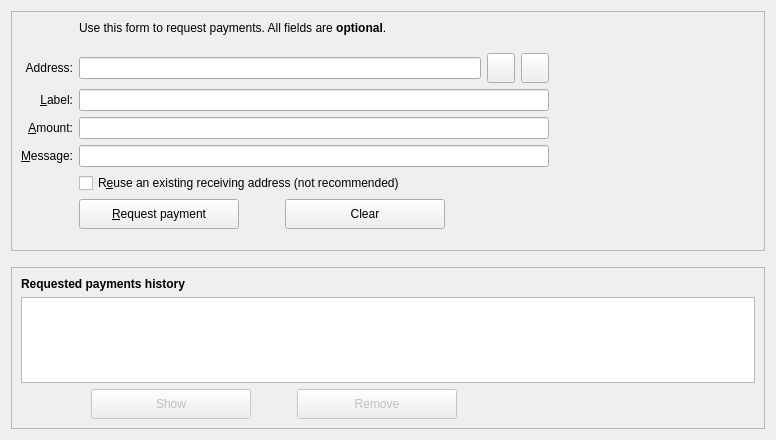
Old version of the form src/qt/forms/receivecoinsdialog.ui in the repository shaileshnift/UIDD.
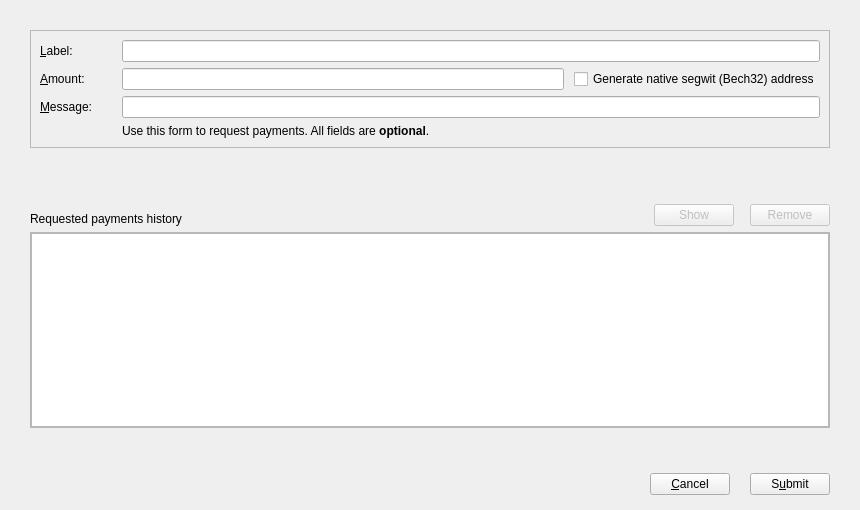
New version of the form. Icons and pictures are not drawn. Custom widgets are drawn as their Qt base class.

```diff
--- a/src/qt/forms/receivecoinsdialog.ui
+++ b/src/qt/forms/receivecoinsdialog.ui
@@ -6,53 +6,77 @@
    <rect>
     <x>0</x>
     <y>0</y>
-    <width>776</width>
-    <height>440</height>
+    <width>860</width>
+    <height>510</height>
    </rect>
   </property>
-  <layout class="QVBoxLayout" name="verticalLayout" stretch="0,0,1">
+  <property name="windowTitle">
+   <string>Request payment</string>
+  </property>
+  <layout class="QVBoxLayout" name="verticalLayout">
+   <property name="spacing">
+    <number>0</number>
+   </property>
+   <property name="leftMargin">
+    <number>0</number>
+   </property>
+   <property name="topMargin">
+    <number>0</number>
+   </property>
+   <property name="rightMargin">
+    <number>0</number>
+   </property>
+   <property name="bottomMargin">
+    <number>0</number>
+   </property>
    <item>
-    <widget class="QFrame" name="frame2">
-     <property name="sizePolicy">
-      <sizepolicy hsizetype="Preferred" vsizetype="Expanding">
-       <horstretch>0</horstretch>
-       <verstretch>0</verstretch>
-      </sizepolicy>
-     </property>
-     <property name="frameShape">
-      <enum>QFrame::StyledPanel</enum>
-     </property>
-     <property name="frameShadow">
-      <enum>QFrame::Sunken</enum>
-     </property>
+    <widget class="QWidget" name="widgetPayment" native="true">
      <layout class="QVBoxLayout" name="verticalLayout_3">
+      <property name="leftMargin">
+       <number>30</number>
+      </property>
+      <property name="topMargin">
+       <number>30</number>
+      </property>
+      <property name="rightMargin">
+       <number>30</number>
+      </property>
+      <property name="bottomMargin">
+       <number>30</number>
+      </property>
+      <item>
+       <widget class="QFrame" name="frameRequest">
+        <property name="sizePolicy">
+         <sizepolicy hsizetype="Preferred" vsizetype="Fixed">
+          <horstretch>0</horstretch>
+          <verstretch>0</verstretch>
+         </sizepolicy>
+        </property>
+        <property name="frameShape">
+         <enum>QFrame::StyledPanel</enum>
+        </property>
+        <property name="frameShadow">
+         <enum>QFrame::Sunken</enum>
+        </property>
+        <layout class="QHBoxLayout" name="horizontalLayout_4">
+         <property name="leftMargin">
+          <number>9</number>
+         </property>
+         <property name="topMargin">
+          <number>9</number>
+         </property>
+         <property name="rightMargin">
+          <number>9</number>
+         </property>
+         <property name="bottomMargin">
+          <number>9</number>
+         </property>
       <item>
        <layout class="QGridLayout" name="gridLayout">
-        <item row="8" column="2">
-         <widget class="QCheckBox" name="reuseAddress">
-          <property name="toolTip">
-           <string>Reuse one of the previously used receiving addresses. Reusing addresses has security and privacy issues. Do not use this unless re-generating a payment request made before.</string>
-          </property>
-          <property name="text">
-           <string>R&amp;euse an existing receiving address (not recommended)</string>
-          </property>
-         </widget>
-        </item>
-        <item row="7" column="2">
-         <widget class="QLineEdit" name="reqMessage">
-          <property name="toolTip">
-           <string>An optional message to attach to the payment request, which will be displayed when the request is opened. Note: The message will not be sent with the payment over the Uidd network.</string>
-          </property>
-         </widget>
-        </item>
-        <item row="2" column="2">
-         <widget class="QLabel" name="label_5">
-          <property name="text">
-           <string>Use this form to request payments. All fields are &lt;b&gt;optional&lt;/b&gt;.</string>
-          </property>
-         </widget>
-        </item>
-        <item row="5" column="0">
+           <property name="horizontalSpacing">
+            <number>15</number>
+           </property>
+           <item row="3" column="0">
          <widget class="QLabel" name="label_2">
           <property name="toolTip">
            <string>An optional label to associate with the new receiving address.</string>
@@ -60,65 +84,12 @@
           <property name="text">
            <string>&amp;Label:</string>
           </property>
-          <property name="alignment">
-           <set>Qt::AlignRight|Qt::AlignTrailing|Qt::AlignVCenter</set>
-          </property>
           <property name="buddy">
            <cstring>reqLabel</cstring>
           </property>
          </widget>
         </item>
-        <item row="9" column="0">
-         <widget class="QLabel" name="label_7">
-          <property name="text">
-           <string/>
-          </property>
-         </widget>
-        </item>
-        <item row="6" column="0">
-         <widget class="QLabel" name="label">
-          <property name="toolTip">
-           <string>An optional amount to request. Leave this empty or zero to not request a specific amount.</string>
-          </property>
-          <property name="text">
-           <string>&amp;Amount:</string>
-          </property>
-          <property name="alignment">
-           <set>Qt::AlignRight|Qt::AlignTrailing|Qt::AlignVCenter</set>
-          </property>
-          <property name="buddy">
-           <cstring>reqAmount</cstring>
-          </property>
-         </widget>
-        </item>
-        <item row="6" column="2">
-         <widget class="BitcoinAmountField" name="reqAmount">
-          <property name="minimumSize">
-           <size>
-            <width>80</width>
-            <height>0</height>
-           </size>
-          </property>
-          <property name="toolTip">
-           <string>An optional amount to request. Leave this empty or zero to not request a specific amount.</string>
-          </property>
-         </widget>
-        </item>
-        <item row="5" column="2">
-         <widget class="QLineEdit" name="reqLabel">
-          <property name="toolTip">
-           <string>An optional label to associate with the new receiving address.</string>
-          </property>
-         </widget>
-        </item>
-        <item row="8" column="0">
-         <widget class="QLabel" name="label_4">
-          <property name="text">
-           <string/>
-          </property>
-         </widget>
-        </item>
-        <item row="7" column="0">
+           <item row="5" column="0">
          <widget class="QLabel" name="label_3">
           <property name="toolTip">
            <string>An optional message to attach to the payment request, which will be displayed when the request is opened. Note: The message will not be sent with the payment over the Uidd network.</string>
@@ -126,167 +97,109 @@
           <property name="text">
            <string>&amp;Message:</string>
           </property>
-          <property name="alignment">
-           <set>Qt::AlignRight|Qt::AlignTrailing|Qt::AlignVCenter</set>
-          </property>
           <property name="buddy">
            <cstring>reqMessage</cstring>
           </property>
          </widget>
         </item>
-        <item row="9" column="2">
-         <layout class="QHBoxLayout" name="horizontalLayout">
-          <item>
-           <widget class="QPushButton" name="receiveButton">
-            <property name="minimumSize">
-             <size>
-              <width>160</width>
-              <height>30</height>
-             </size>
-            </property>
-            <property name="text">
-             <string>&amp;Request payment</string>
-            </property>
-            <property name="icon">
-             <iconset resource="../bitcoin.qrc">
-              <normaloff>:/icons/receiving_addresses</normaloff>:/icons/receiving_addresses</iconset>
-            </property>
-           </widget>
-          </item>
-          <item>
-           <spacer name="horizontalSpacer_5">
-            <property name="orientation">
-             <enum>Qt::Horizontal</enum>
-            </property>
-            <property name="sizeType">
-             <enum>QSizePolicy::Fixed</enum>
-            </property>
-            <property name="sizeHint" stdset="0">
-             <size>
-              <width>40</width>
-              <height>20</height>
-             </size>
-            </property>
-           </spacer>
-          </item>
-          <item>
-           <widget class="QPushButton" name="clearButton">
-            <property name="sizePolicy">
-             <sizepolicy hsizetype="Minimum" vsizetype="Fixed">
-              <horstretch>0</horstretch>
-              <verstretch>0</verstretch>
-             </sizepolicy>
-            </property>
-            <property name="minimumSize">
-             <size>
-              <width>160</width>
-              <height>30</height>
-             </size>
-            </property>
+           <item row="5" column="2">
+            <widget class="QLineEdit" name="reqMessage">
             <property name="toolTip">
-             <string>Clear all fields of the form.</string>
-            </property>
-            <property name="text">
-             <string>Clear</string>
-            </property>
-            <property name="icon">
-             <iconset resource="../bitcoin.qrc">
-              <normaloff>:/icons/remove</normaloff>:/icons/remove</iconset>
-            </property>
-            <property name="autoDefault">
-             <bool>false</bool>
-            </property>
-           </widget>
-          </item>
-          <item>
-           <spacer name="horizontalSpacer">
-            <property name="orientation">
-             <enum>Qt::Horizontal</enum>
-            </property>
-            <property name="sizeHint" stdset="0">
-             <size>
-              <width>40</width>
-              <height>20</height>
-             </size>
-            </property>
-           </spacer>
-          </item>
-         </layout>
-        </item>
-        <item row="2" column="3" rowspan="9">
-         <widget class="QRImageWidget" name="lblQRCode">
-          <property name="minimumSize">
-           <size>
-            <width>200</width>
-            <height>220</height>
-           </size>
-          </property>
-          <property name="maximumSize">
-           <size>
-            <width>200</width>
-            <height>220</height>
-           </size>
-          </property>
-          <property name="text">
-           <string/>
+              <string>An optional message to attach to the payment request, which will be displayed when the request is opened. Note: The message will not be sent with the payment over the Uidd network.</string>
+             </property>
+            </widget>
+           </item>
+           <item row="3" column="2">
+            <widget class="QLineEdit" name="reqLabel">
+             <property name="toolTip">
+              <string>An optional label to associate with the new receiving address.</string>
           </property>
          </widget>
         </item>
         <item row="4" column="0">
-         <widget class="QLabel" name="label_8">
+            <widget class="QLabel" name="label">
+             <property name="toolTip">
+              <string>An optional amount to request. Leave this empty or zero to not request a specific amount.</string>
+             </property>
           <property name="text">
-           <string>Address:</string>
-          </property>
-          <property name="alignment">
-           <set>Qt::AlignRight|Qt::AlignTrailing|Qt::AlignVCenter</set>
+              <string>&amp;Amount:</string>
+             </property>
+             <property name="buddy">
+              <cstring>reqAmount</cstring>
           </property>
          </widget>
         </item>
         <item row="4" column="2">
-         <layout class="QHBoxLayout" name="horizontalLayout_3">
+            <layout class="QHBoxLayout" name="horizontalLayout_5">
+             <property name="spacing">
+              <number>10</number>
+             </property>
           <item>
-           <widget class="QLineEdit" name="leAddress"/>
-          </item>
-          <item>
-           <widget class="QToolButton" name="copyAddressButton">
+              <widget class="BitcoinAmountField" name="reqAmount">
+               <property name="sizePolicy">
+                <sizepolicy hsizetype="Expanding" vsizetype="Fixed">
+                 <horstretch>0</horstretch>
+                 <verstretch>0</verstretch>
+                </sizepolicy>
+               </property>
             <property name="minimumSize">
              <size>
-              <width>28</width>
-              <height>30</height>
-             </size>
-            </property>
-            <property name="maximumSize">
-             <size>
-              <width>20</width>
-              <height>30</height>
-             </size>
-            </property>
-            <property name="text">
-             <string/>
+                 <width>80</width>
+                 <height>0</height>
+                </size>
+               </property>
+               <property name="toolTip">
+                <string>An optional amount to request. Leave this empty or zero to not request a specific amount.</string>
             </property>
            </widget>
           </item>
           <item>
-           <widget class="QToolButton" name="refreshButton">
-            <property name="minimumSize">
-             <size>
-              <width>28</width>
-              <height>30</height>
-             </size>
+              <widget class="QCheckBox" name="useBech32">
+               <property name="sizePolicy">
+                <sizepolicy hsizetype="Fixed" vsizetype="Fixed">
+                 <horstretch>0</horstretch>
+                 <verstretch>0</verstretch>
+                </sizepolicy>
             </property>
             <property name="maximumSize">
              <size>
-              <width>20</width>
-              <height>30</height>
-             </size>
-            </property>
+                 <width>1000</width>
+                 <height>16777215</height>
+                </size>
+               </property>
+               <property name="focusPolicy">
+                <enum>Qt::StrongFocus</enum>
+               </property>
+               <property name="toolTip">
+                <string>Native segwit addresses (aka Bech32 or BIP-173) reduce your transaction fees later on and offer better protection against typos, but old wallets don't support them. When unchecked, an address compatible with older wallets will be created instead.</string>
+               </property>
             <property name="text">
-             <string/>
+                <string>Generate native segwit (Bech32) address</string>
             </property>
            </widget>
           </item>
          </layout>
         </item>
+           <item row="7" column="0" colspan="3">
+            <spacer name="verticalSpacer">
+             <property name="orientation">
+              <enum>Qt::Vertical</enum>
+             </property>
+             <property name="sizeHint" stdset="0">
+              <size>
+               <width>20</width>
+               <height>0</height>
+              </size>
+             </property>
+            </spacer>
+           </item>
+           <item row="6" column="2">
+            <widget class="QLabel" name="label_5">
+             <property name="text">
+              <string>Use this form to request payments. All fields are &lt;b&gt;optional&lt;/b&gt;.</string>
+             </property>
+            </widget>
+           </item>
        </layout>
       </item>
      </layout>
@@ -297,64 +210,42 @@
      <property name="orientation">
       <enum>Qt::Vertical</enum>
      </property>
+        <property name="sizeType">
+         <enum>QSizePolicy::Fixed</enum>
+        </property>
      <property name="sizeHint" stdset="0">
       <size>
-       <width>20</width>
-       <height>10</height>
+          <width>10</width>
+          <height>50</height>
       </size>
      </property>
     </spacer>
    </item>
    <item>
-    <widget class="QFrame" name="frame">
-     <property name="sizePolicy">
-      <sizepolicy hsizetype="Preferred" vsizetype="Expanding">
-       <horstretch>0</horstretch>
-       <verstretch>0</verstretch>
-      </sizepolicy>
-     </property>
-     <property name="frameShape">
-      <enum>QFrame::StyledPanel</enum>
-     </property>
-     <property name="frameShadow">
-      <enum>QFrame::Raised</enum>
-     </property>
-     <layout class="QVBoxLayout" name="verticalLayout_2">
+       <layout class="QHBoxLayout" name="horizontalLayout_2">
       <item>
        <widget class="QLabel" name="label_6">
         <property name="font">
          <font>
-          <weight>75</weight>
-          <bold>true</bold>
+            <weight>50</weight>
+            <bold>false</bold>
          </font>
         </property>
         <property name="text">
          <string>Requested payments history</string>
         </property>
-       </widget>
-      </item>
-      <item>
-       <widget class="QTableView" name="recentRequestsView">
-        <property name="contextMenuPolicy">
-         <enum>Qt::CustomContextMenu</enum>
-        </property>
-        <property name="tabKeyNavigation">
-         <bool>false</bool>
-        </property>
-        <property name="sortingEnabled">
-         <bool>true</bool>
-        </property>
-       </widget>
-      </item>
-      <item>
-       <layout class="QHBoxLayout" name="horizontalLayout_2">
+          <property name="alignment">
+           <set>Qt::AlignBottom|Qt::AlignLeading|Qt::AlignLeft</set>
+          </property>
+         </widget>
+        </item>
         <item>
          <spacer name="horizontalSpacer_3">
           <property name="orientation">
            <enum>Qt::Horizontal</enum>
           </property>
           <property name="sizeType">
-           <enum>QSizePolicy::Fixed</enum>
+           <enum>QSizePolicy::Expanding</enum>
           </property>
           <property name="sizeHint" stdset="0">
            <size>
@@ -369,12 +260,6 @@
           <property name="enabled">
            <bool>false</bool>
           </property>
-          <property name="minimumSize">
-           <size>
-            <width>160</width>
-            <height>30</height>
-           </size>
-          </property>
           <property name="toolTip">
            <string>Show the selected request (does the same as double clicking an entry)</string>
           </property>
@@ -383,7 +268,13 @@
           </property>
           <property name="icon">
            <iconset resource="../bitcoin.qrc">
-            <normaloff>:/icons/edit</normaloff>:/icons/edit</iconset>
+            <normaloff>:/icons/show</normaloff>:/icons/show</iconset>
+          </property>
+          <property name="iconSize">
+           <size>
+            <width>22</width>
+            <height>16</height>
+           </size>
           </property>
           <property name="autoDefault">
            <bool>false</bool>
@@ -400,7 +291,7 @@
           </property>
           <property name="sizeHint" stdset="0">
            <size>
-            <width>40</width>
+            <width>10</width>
             <height>20</height>
            </size>
           </property>
@@ -411,12 +302,6 @@
           <property name="enabled">
            <bool>false</bool>
           </property>
-          <property name="minimumSize">
-           <size>
-            <width>160</width>
-            <height>30</height>
-           </size>
-          </property>
           <property name="toolTip">
            <string>Remove the selected entries from the list</string>
           </property>
@@ -432,8 +317,79 @@
           </property>
          </widget>
         </item>
+       </layout>
+      </item>
         <item>
-         <spacer name="horizontalSpacer_2">
+       <widget class="QFrame" name="frame">
+        <property name="sizePolicy">
+         <sizepolicy hsizetype="Preferred" vsizetype="Expanding">
+          <horstretch>0</horstretch>
+          <verstretch>0</verstretch>
+         </sizepolicy>
+        </property>
+        <property name="frameShape">
+         <enum>QFrame::StyledPanel</enum>
+        </property>
+        <property name="frameShadow">
+         <enum>QFrame::Raised</enum>
+        </property>
+        <layout class="QVBoxLayout" name="verticalLayout_2">
+         <property name="spacing">
+          <number>0</number>
+         </property>
+         <property name="leftMargin">
+          <number>0</number>
+         </property>
+         <property name="topMargin">
+          <number>0</number>
+         </property>
+         <property name="rightMargin">
+          <number>0</number>
+         </property>
+         <property name="bottomMargin">
+          <number>0</number>
+         </property>
+         <item>
+          <widget class="QTableView" name="recentRequestsView">
+           <property name="contextMenuPolicy">
+            <enum>Qt::CustomContextMenu</enum>
+           </property>
+           <property name="tabKeyNavigation">
+            <bool>false</bool>
+           </property>
+           <property name="sortingEnabled">
+            <bool>true</bool>
+           </property>
+          </widget>
+         </item>
+        </layout>
+       </widget>
+      </item>
+     </layout>
+    </widget>
+   </item>
+   <item>
+    <widget class="QWidget" name="buttonsContainerWhite" native="true">
+     <layout class="QVBoxLayout" name="verticalLayout_4">
+      <property name="leftMargin">
+       <number>30</number>
+      </property>
+      <property name="topMargin">
+       <number>15</number>
+      </property>
+      <property name="rightMargin">
+       <number>30</number>
+      </property>
+      <property name="bottomMargin">
+       <number>15</number>
+      </property>
+      <item>
+       <layout class="QHBoxLayout" name="horizontalLayout_3">
+        <property name="spacing">
+         <number>20</number>
+        </property>
+        <item>
+         <spacer name="horizontalSpacer">
           <property name="orientation">
            <enum>Qt::Horizontal</enum>
           </property>
@@ -445,6 +401,20 @@
           </property>
          </spacer>
         </item>
+        <item>
+         <widget class="QPushButton" name="cancelButton">
+          <property name="text">
+           <string>&amp;Cancel</string>
+          </property>
+         </widget>
+        </item>
+        <item>
+         <widget class="QPushButton" name="receiveButton">
+          <property name="text">
+           <string>S&amp;ubmit</string>
+          </property>
+         </widget>
+        </item>
        </layout>
       </item>
      </layout>
@@ -460,9 +430,9 @@
    <container>1</container>
   </customwidget>
   <customwidget>
-   <class>QRImageWidget</class>
-   <extends>QLabel</extends>
-   <header>receiverequestdialog.h</header>
+   <class>UiddPushButton</class>
+   <extends>QPushButton</extends>
+   <header>qt/uiddpushbutton.h</header>
   </customwidget>
  </customwidgets>
  <tabstops>
```
Left out of the diff: 13 changed lines with no effect on the pictures. Lines whose indentation alone changed are shown as unchanged.
